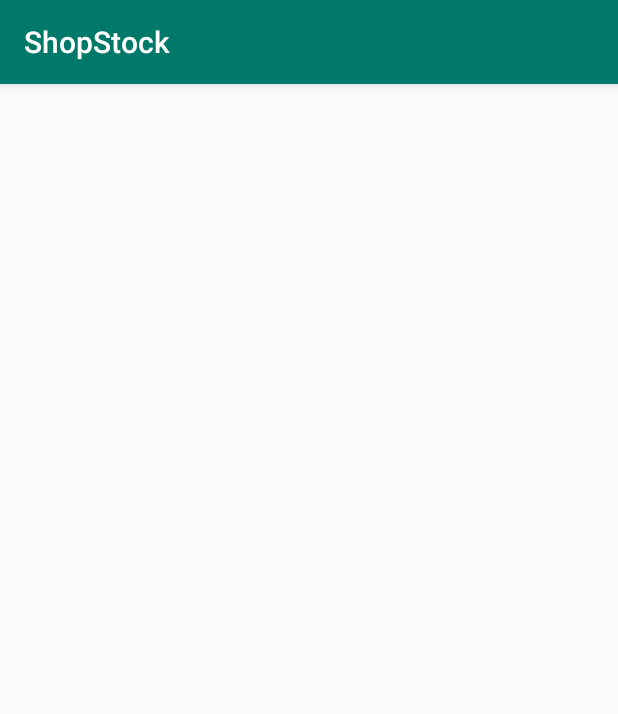
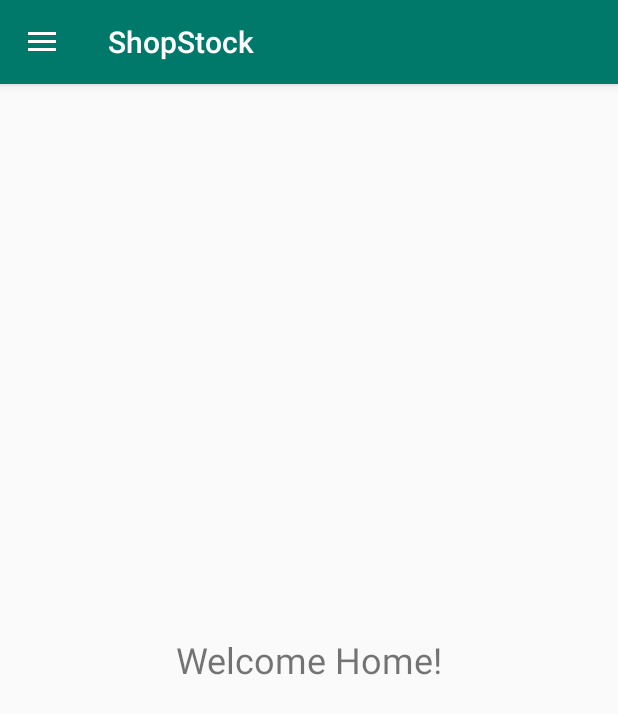
Before and after one commit to Aiyen311/ShopStock, an Android app: the HomeActivity screen opened directly, with no data from a screen before it, on a phone screen of 412 x 824 dp. Shown: the top 714 px of the screen. Run offline under Robolectric (Android 15) with nearby library versions, the phone set to English and light mode, and no system bars.

Commit message:
Added nav bar on home page with my account and settings tabs

```diff
--- a/app/build.gradle
+++ b/app/build.gradle
@@ -23,9 +23,11 @@ dependencies {
     implementation 'com.android.support:appcompat-v7:27.1.1'
     implementation 'com.android.support.constraint:constraint-layout:1.1.3'
     implementation 'com.android.support:support-v4:27.1.1'
+    implementation 'android.arch.lifecycle:extensions:1.1.1'
     testImplementation 'junit:junit:4.12'
     androidTestImplementation 'com.android.support.test:runner:1.0.2'
     androidTestImplementation 'com.android.support.test.espresso:espresso-core:3.0.2'
     implementation 'com.jakewharton:butterknife:8.8.1'
     annotationProcessor 'com.jakewharton:butterknife-compiler:8.8.1'
+    compile 'com.android.support:design:27.1.1'
 }
--- a/app/src/main/java/com/example/shopstock/HomeActivity.java
+++ b/app/src/main/java/com/example/shopstock/HomeActivity.java
@@ -1,13 +1,63 @@
 package com.example.shopstock;
 
+import android.support.annotation.NonNull;
+import android.support.design.widget.NavigationView;
+import android.support.v4.widget.DrawerLayout;
+import android.support.v7.app.ActionBarDrawerToggle;
 import android.support.v7.app.AppCompatActivity;
 import android.os.Bundle;
+import android.view.MenuItem;
+import android.widget.Toast;
 
 public class HomeActivity extends AppCompatActivity {
+
+    private DrawerLayout dl;
+    private ActionBarDrawerToggle t;
+    private NavigationView nav;
 
     @Override
     protected void onCreate(Bundle savedInstanceState) {
         super.onCreate(savedInstanceState);
         setContentView(R.layout.activity_home);
+
+        dl = (DrawerLayout)findViewById(R.id.activity_home);
+        t = new ActionBarDrawerToggle(this, dl,R.string.open, R.string.close);
+
+        dl.addDrawerListener(t);
+        t.syncState();
+
+        getSupportActionBar().setDisplayHomeAsUpEnabled(true);
+
+        nav = (NavigationView)findViewById(R.id.nav);
+        nav.setNavigationItemSelectedListener(new NavigationView.OnNavigationItemSelectedListener() {
+            @Override
+            public boolean onNavigationItemSelected(@NonNull MenuItem item) {
+                int id = item.getItemId();
+                switch(id)
+                {
+                    case R.id.account:
+                        Toast.makeText(HomeActivity.this, "My Account",Toast.LENGTH_SHORT).show();break;
+                    case R.id.settings:
+                        Toast.makeText(HomeActivity.this, "Settings",Toast.LENGTH_SHORT).show();break;
+                    default:
+                        return true;
+                }
+
+
+                return true;
+
+            }
+        });
+
+
+    }
+
+    @Override
+    public boolean onOptionsItemSelected(MenuItem item) {
+
+        if(t.onOptionsItemSelected(item))
+            return true;
+
+        return super.onOptionsItemSelected(item);
     }
 }
--- a/app/src/main/res/layout/activity_home.xml
+++ b/app/src/main/res/layout/activity_home.xml
@@ -1,9 +1,36 @@
 <?xml version="1.0" encoding="utf-8"?>
-<android.support.constraint.ConstraintLayout xmlns:android="http://schemas.android.com/apk/res/android"
+<android.support.v4.widget.DrawerLayout xmlns:android="http://schemas.android.com/apk/res/android"
     xmlns:app="http://schemas.android.com/apk/res-auto"
     xmlns:tools="http://schemas.android.com/tools"
+    android:id="@+id/activity_home"
     android:layout_width="match_parent"
     android:layout_height="match_parent"
     tools:context=".HomeActivity">
 
-</android.support.constraint.ConstraintLayout>
+    <RelativeLayout
+        android:layout_width="match_parent"
+        android:layout_height="match_parent">
+
+
+        <TextView
+            android:id="@+id/textView"
+            android:layout_width="match_parent"
+            android:layout_height="match_parent"
+            android:gravity="center"
+            android:text="Welcome Home!"
+            android:textSize="24sp" />
+
+
+    </RelativeLayout>
+
+    <android.support.design.widget.NavigationView
+        android:id="@+id/nav"
+        android:layout_width="wrap_content"
+        android:layout_height="match_parent"
+        android:layout_gravity="start"
+        app:headerLayout="@layout/nav_header"
+        app:menu="@menu/navigation_menu">
+
+    </android.support.design.widget.NavigationView>
+
+</android.support.v4.widget.DrawerLayout>
--- /dev/null
+++ b/app/src/main/res/menu/navigation_menu.xml
@@ -0,0 +1,9 @@
+<?xml version="1.0" encoding="utf-8"?>
+<menu xmlns:android="http://schemas.android.com/apk/res/android">
+
+    <item android:id="@+id/account"
+        android:title="My Account"/>
+    <item android:id="@+id/settings"
+        android:title="Settings"/>
+
+</menu>
--- a/app/src/main/res/values/strings.xml
+++ b/app/src/main/res/values/strings.xml
@@ -14,4 +14,6 @@
     <string name="register">Register</string>
     <string name="re_type_password">Re-type Password</string>
     <string name="your_name">Full Name</string>
+    <string name="close">Close</string>
+    <string name="open">Open</string>
 </resources>
```
Also changed, not shown: app/src/main/res/layout/nav_header.xml (added, +15 -0 lines).
